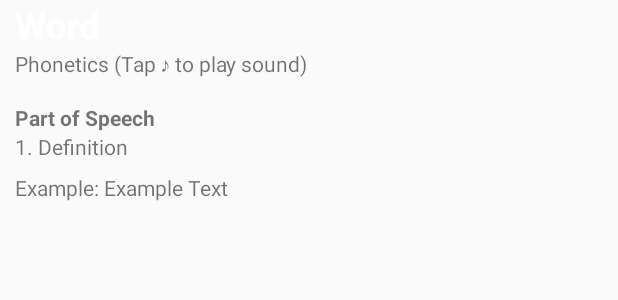
After one commit to denabelarde/Mobile-Dictionary, an Android app built with Jetpack Compose: the layout word_info_item.xml on its own in the app's theme, with its tools: preview values and no code run, on a phone screen of 412 x 824 dp. The commit adds this screen. Shown: the top 300 px of the screen. Run offline under Robolectric (Android 15) with nearby library versions, the phone set to English and light mode, and no system bars.

Commit message:
- Added audio support for phonetics - Created nested recyclerview for phonetics

```diff
--- /dev/null
+++ b/app/src/main/res/drawable/baseline_audiotrack_24.xml
@@ -0,0 +1,5 @@
+<vector android:height="24dp" android:tint="#FFFFFF"
+    android:viewportHeight="24" android:viewportWidth="24"
+    android:width="24dp" xmlns:android="http://schemas.android.com/apk/res/android">
+    <path android:fillColor="@android:color/white" android:pathData="M12,3v9.28c-0.47,-0.17 -0.97,-0.28 -1.5,-0.28C8.01,12 6,14.01 6,16.5S8.01,21 10.5,21c2.31,0 4.2,-1.75 4.45,-4H15V6h4V3h-7z"/>
+</vector>
--- /dev/null
+++ b/app/src/main/res/layout/word_info_item.xml
@@ -0,0 +1,65 @@
+<?xml version="1.0" encoding="utf-8"?>
+<LinearLayout xmlns:android="http://schemas.android.com/apk/res/android"
+    android:layout_width="match_parent"
+    android:layout_height="wrap_content"
+    android:orientation="vertical"
+    android:paddingStart="10dp"
+    android:paddingEnd="10dp">
+
+    <TextView
+        android:id="@+id/wordTextView"
+        android:layout_width="wrap_content"
+        android:layout_height="wrap_content"
+        android:text="Word"
+        android:textColor="@color/white"
+        android:textSize="24sp"
+        android:textStyle="bold" />
+
+    <TextView
+        android:layout_width="wrap_content"
+        android:layout_height="wrap_content"
+        android:text="@string/phonetics"
+        android:textStyle="normal" />
+
+    <!--Child RecyclerView-->
+    <androidx.recyclerview.widget.RecyclerView
+        android:id="@+id/phonetics_recycler"
+        android:layout_width="wrap_content"
+        android:layout_height="wrap_content" />
+
+    <Space
+        android:layout_width="match_parent"
+        android:layout_height="16dp" />
+
+    <TextView
+        android:id="@+id/partOfSpeechTextView"
+        android:layout_width="wrap_content"
+        android:layout_height="wrap_content"
+        android:text="Part of Speech"
+        android:textStyle="bold" />
+
+    <TextView
+        android:id="@+id/definitionTextView"
+        android:layout_width="wrap_content"
+        android:layout_height="wrap_content"
+        android:text="1. Definition" />
+
+    <Space
+        android:layout_width="match_parent"
+        android:layout_height="8dp" />
+
+    <TextView
+        android:id="@+id/exampleTextView"
+        android:layout_width="wrap_content"
+        android:layout_height="wrap_content"
+        android:text="Example: Example Text" />
+
+    <Space
+        android:layout_width="match_parent"
+        android:layout_height="8dp" />
+
+    <Space
+        android:layout_width="match_parent"
+        android:layout_height="16dp" />
+
+</LinearLayout>
--- a/app/src/main/res/values/strings.xml
+++ b/app/src/main/res/values/strings.xml
@@ -1,3 +1,4 @@
 <resources>
     <string name="app_name">Mobile Dictionary</string>
+    <string name="phonetics">Phonetics (Tap ♪ to play sound)</string>
 </resources>
```
Also changed, not shown: app/src/main/java/com/kotlin101/dictionary/MainActivity.kt (+33 -4 lines), app/src/main/java/com/kotlin101/dictionary/feature_dictionary/adapters/PhoneticsAdapter.kt (added, +52 -0 lines), app/src/main/java/com/kotlin101/dictionary/feature_dictionary/adapters/WordInfoAdapter.kt (added, +61 -0 lines), app/src/main/res/layout/phonetic_item.xml (added, +24 -0 lines), 1 other file.
